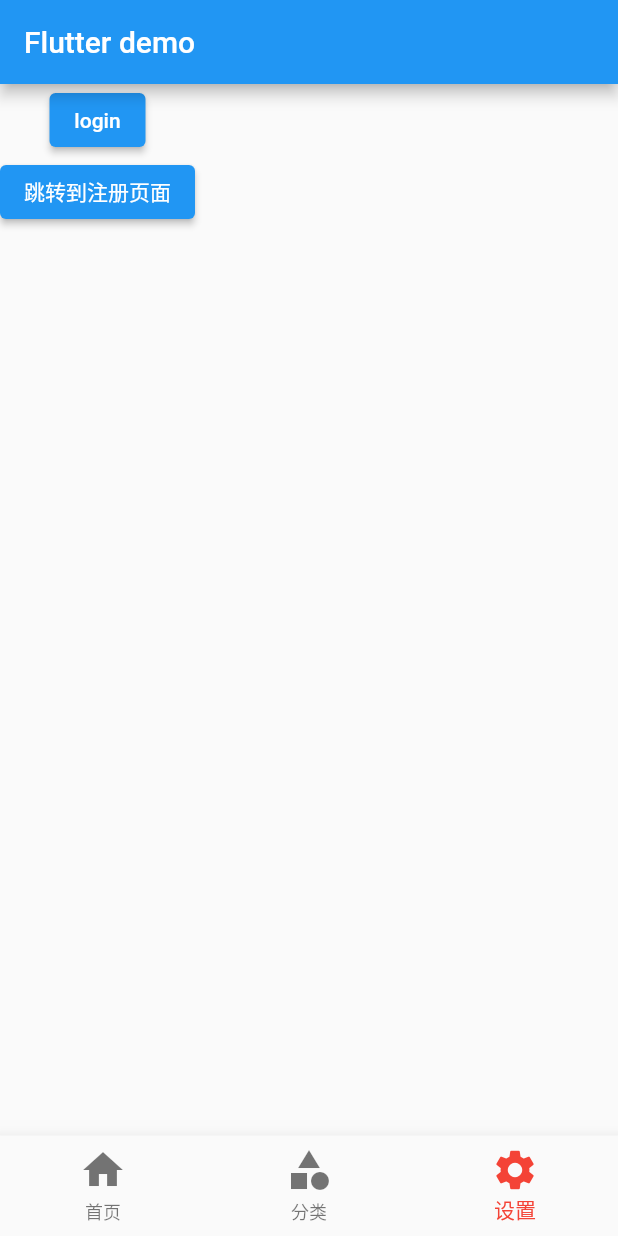
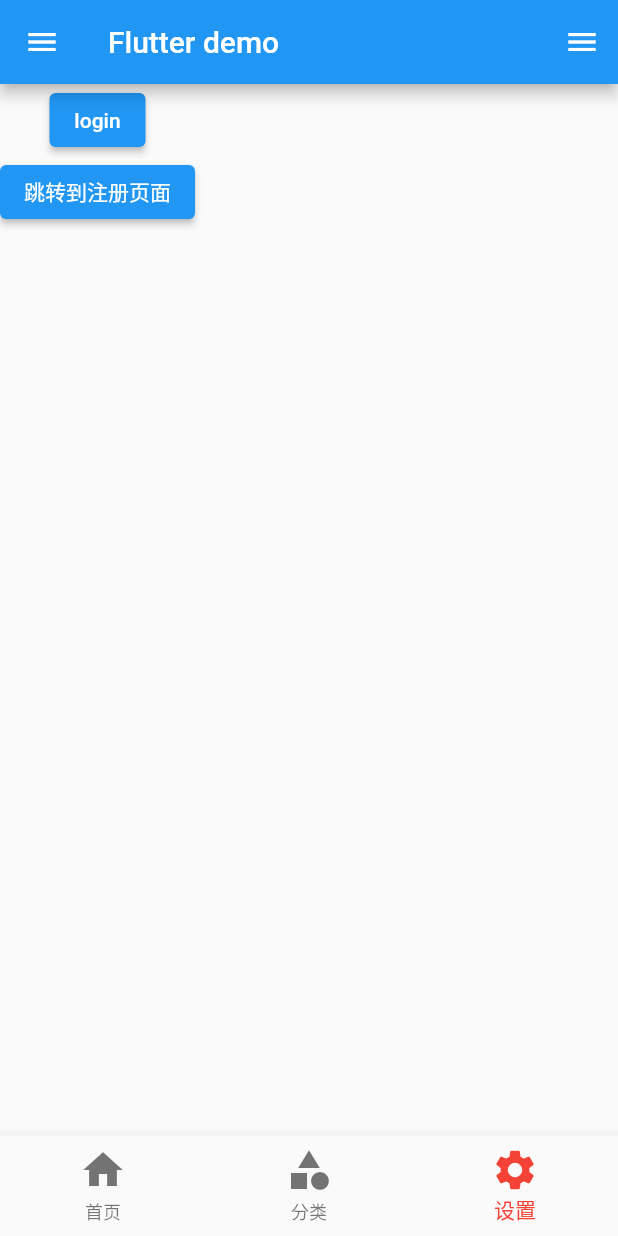
Before and after one commit to gotha331/flutter_learn, a Flutter app: the Tabs screen opened directly, on a phone screen of 412 x 824 dp. Run offline on Flutter 3.47's test engine with Material 2 defaults, Android fonts, the phone set to English and light mode, and no system bars.

```diff
--- a/lib/pages/Tabs.dart
+++ b/lib/pages/Tabs.dart
@@ -55,6 +55,81 @@ class _TabsState extends State<Tabs> {
           ),
         ],
       ),
+      drawer: Drawer(
+        child: Column(
+          children: [
+            Row(
+              children: const [
+                Expanded(
+                  // child: DrawerHeader(
+                  //   child: Text(
+                  //     "你好,flutter!",
+                  //     style: TextStyle(color: Colors.pink),
+                  //   ),
+                  //   decoration: BoxDecoration(
+                  //     // color: Colors.yellow,
+                  //     image: DecorationImage(
+                  //       image: NetworkImage(
+                  //           "https://www.itying.com/images/flutter/2.png"),
+                  //       fit: BoxFit.cover,
+                  //     ),
+                  //   ),
+                  // ),
+
+                  child: UserAccountsDrawerHeader(
+                    accountName: Text("xxx"),
+                    accountEmail: Text("xxx@gmail.com"),
+                    currentAccountPicture: CircleAvatar(
+                      backgroundImage: NetworkImage(
+                          "https://www.itying.com/images/flutter/2.png"),
+                    ),
+                    decoration: BoxDecoration(
+                      image: DecorationImage(
+                        image: NetworkImage(
+                            "https://www.itying.com/images/flutter/1.png"),
+                        fit: BoxFit.cover,
+                      ),
+                    ),
+                  ),
+                ),
+              ],
+            ),
+            ListTile(
+              leading: CircleAvatar(
+                child: Icon(Icons.home),
+              ),
+              title: Text("我的空间"),
+            ),
+            Divider(),
+            ListTile(
+              leading: CircleAvatar(
+                child: Icon(Icons.people),
+              ),
+              title: Text("用户中心"),
+              onTap: () {
+                // Navigator.pop(context); // 隐藏侧边栏
+                // Navigator.pushNamed(context, '/user');
+                Navigator.popAndPushNamed(context, '/user');
+              },
+            ),
+            Divider(),
+            ListTile(
+              leading: CircleAvatar(
+                child: Icon(Icons.settings),
+              ),
+              title: Text("设置中心"),
+            ),
+          ],
+        ),
+      ),
+      endDrawer: Drawer(
+        child: Column(
+          children: const [
+            SizedBox(height: 40),
+            Text("你好，flutter!"),
+          ],
+        ),
+      ),
     );
   }
 }
--- /dev/null
+++ b/lib/pages/user/User.dart
@@ -0,0 +1,14 @@
+import 'package:flutter/material.dart';
+
+class UserPage extends StatelessWidget {
+  const UserPage({Key? key}) : super(key: key);
+
+  @override
+  Widget build(BuildContext context) {
+    return Scaffold(
+      appBar: AppBar(
+        title: Text("用户中心"),
+      ),
+    );
+  }
+}
--- a/lib/routes/Routes.dart
+++ b/lib/routes/Routes.dart
@@ -5,6 +5,7 @@ import "../pages/user/Login.dart";
 import "../pages/user/RegisterFirst.dart";
 import "../pages/user/RegisterSecond.dart";
 import "../pages/user/RegisterThird.dart";
+import "../pages/user/User.dart";
 import "../pages/AppBarDemo.dart";
 import "../pages/TabBarController.dart";
 
@@ -16,6 +17,7 @@ final routes = {
   '/register1': (context) => RegisterFirstPage(),
   '/register2': (context) => RegisterSecondPage(),
   '/register3': (context) => RegisterThirdPage(),
+  '/user': (context) => UserPage(),
   '/appBarDemo': (context) => AppBarDemoPage(),
   '/tabBarController': (context) => TabBarControllerPage(),
 };
```
